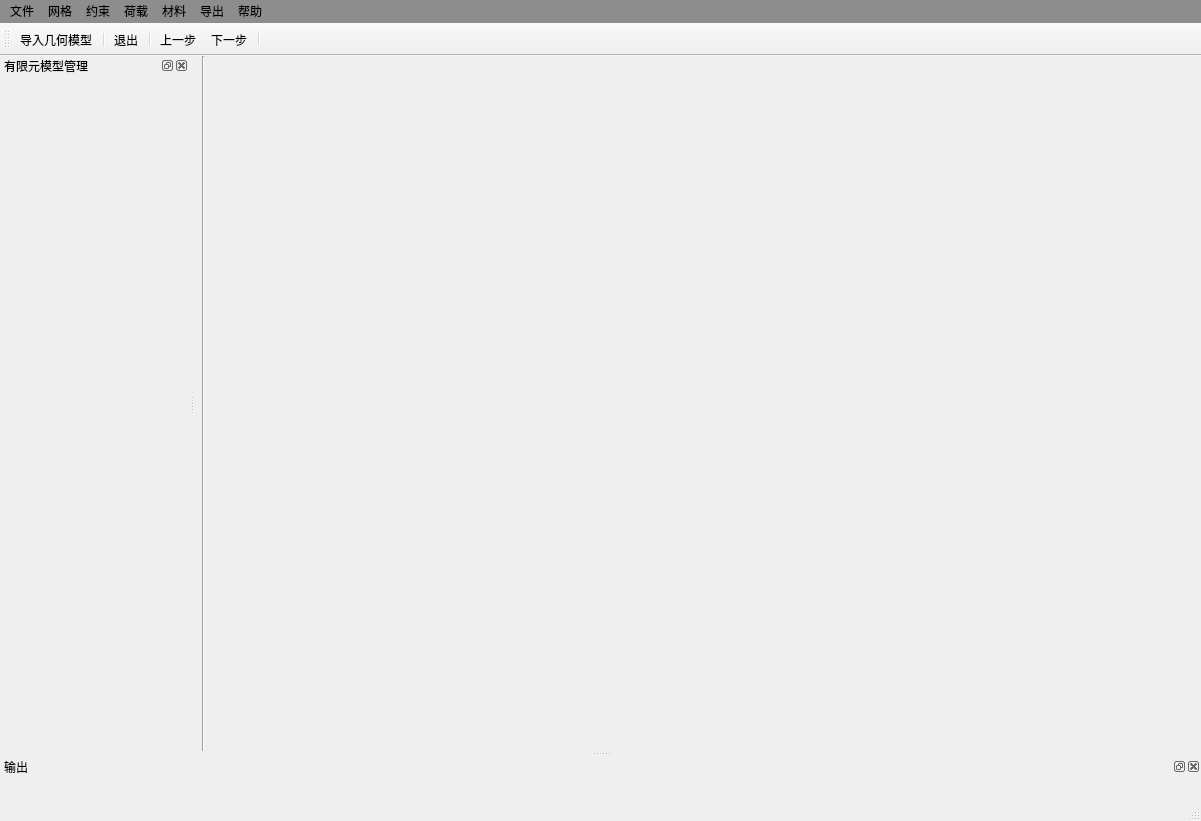
The window that finite/main.ui (suruomo/PyQT5) describes before a commit, drawn with Qt 5.
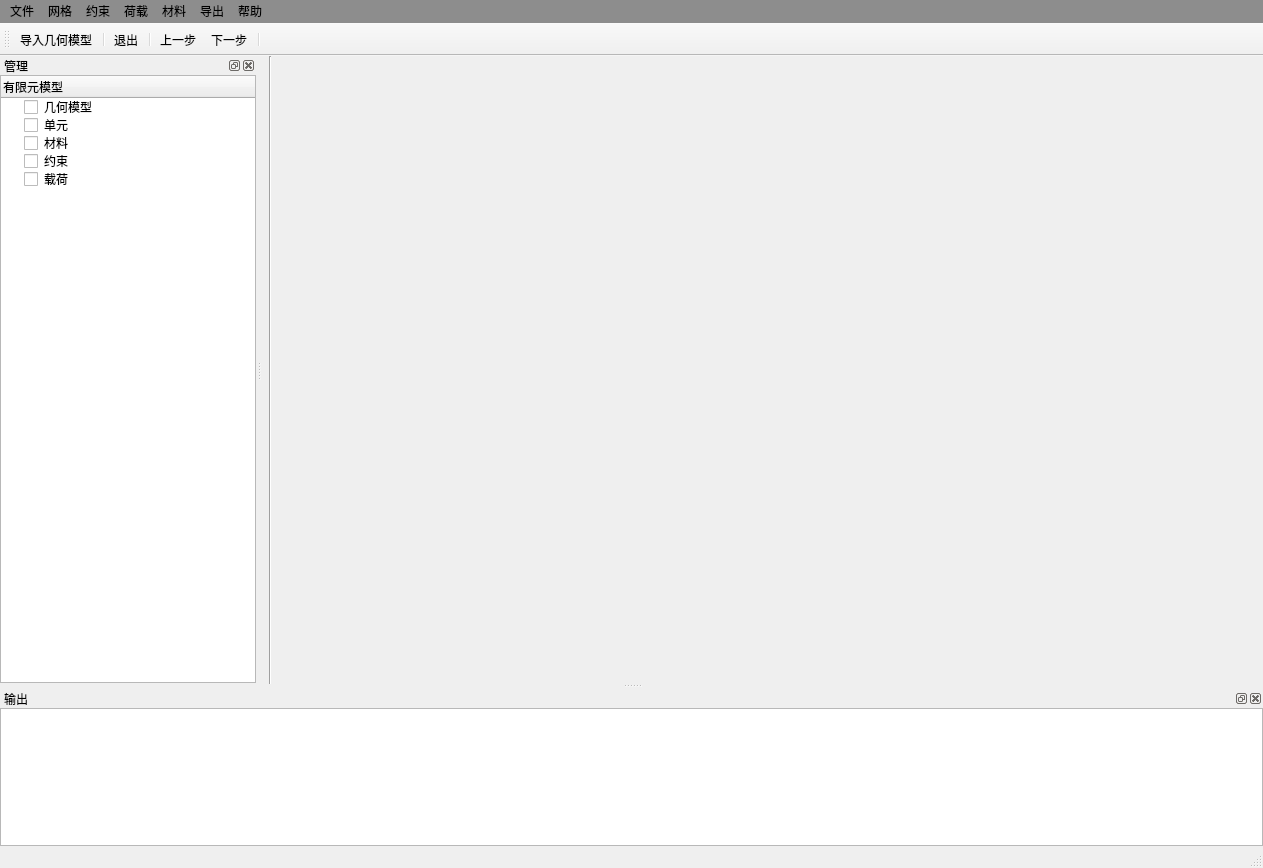
The same window after the commit. Icons and pictures are not drawn.

Commit message: 修改主界面

```diff
--- a/finite/main.ui
+++ b/finite/main.ui
@@ -6,27 +6,21 @@
    <rect>
     <x>0</x>
     <y>0</y>
-    <width>1201</width>
-    <height>821</height>
+    <width>1263</width>
+    <height>868</height>
    </rect>
   </property>
   <property name="minimumSize">
    <size>
-    <width>1201</width>
-    <height>821</height>
+    <width>1263</width>
+    <height>868</height>
    </size>
   </property>
   <property name="windowTitle">
    <string>有限元仿真建模系统</string>
   </property>
   <widget class="QWidget" name="centralwidget">
-   <property name="minimumSize">
-    <size>
-     <width>932</width>
-     <height>693</height>
-    </size>
-   </property>
-   <layout class="QHBoxLayout" name="horizontalLayout_2">
+   <layout class="QHBoxLayout" name="horizontalLayout_4">
     <property name="spacing">
      <number>0</number>
     </property>
@@ -43,19 +37,13 @@
      <number>0</number>
     </property>
     <item>
-     <layout class="QHBoxLayout" name="horizontalLayout">
-      <property name="spacing">
-       <number>3</number>
-      </property>
-      <property name="sizeConstraint">
-       <enum>QLayout::SetDefaultConstraint</enum>
-      </property>
+     <layout class="QHBoxLayout" name="horizontalLayout_2">
       <item>
        <widget class="Line" name="line">
         <property name="minimumSize">
          <size>
           <width>16</width>
-          <height>691</height>
+          <height>651</height>
          </size>
         </property>
         <property name="orientation">
@@ -67,8 +55,8 @@
        <widget class="QWidget" name="view_widget" native="true">
         <property name="minimumSize">
          <size>
-          <width>983</width>
-          <height>691</height>
+          <width>971</width>
+          <height>651</height>
          </size>
         </property>
         <property name="mouseTracking">
@@ -88,7 +76,7 @@
     <rect>
      <x>0</x>
      <y>0</y>
-     <width>1201</width>
+     <width>1263</width>
      <height>26</height>
     </rect>
    </property>
@@ -157,8 +145,8 @@
   <widget class="QDockWidget" name="dockWidget">
    <property name="minimumSize">
     <size>
-     <width>189</width>
-     <height>693</height>
+     <width>201</width>
+     <height>620</height>
     </size>
    </property>
    <property name="toolTip">
@@ -168,18 +156,91 @@
     <string/>
    </property>
    <property name="windowTitle">
-    <string>有限元模型管理</string>
+    <string>管理</string>
    </property>
    <attribute name="dockWidgetArea">
     <number>1</number>
    </attribute>
-   <widget class="QWidget" name="dockWidgetContents"/>
+   <widget class="QWidget" name="dockWidgetContents">
+    <layout class="QHBoxLayout" name="horizontalLayout">
+     <property name="spacing">
+      <number>0</number>
+     </property>
+     <property name="leftMargin">
+      <number>0</number>
+     </property>
+     <property name="topMargin">
+      <number>0</number>
+     </property>
+     <property name="rightMargin">
+      <number>0</number>
+     </property>
+     <property name="bottomMargin">
+      <number>0</number>
+     </property>
+     <item>
+      <widget class="QTreeWidget" name="treeWidget">
+       <property name="minimumSize">
+        <size>
+         <width>201</width>
+         <height>594</height>
+        </size>
+       </property>
+       <column>
+        <property name="text">
+         <string>有限元模型</string>
+        </property>
+       </column>
+       <item>
+        <property name="text">
+         <string>几何模型</string>
+        </property>
+        <property name="checkState">
+         <enum>Unchecked</enum>
+        </property>
+       </item>
+       <item>
+        <property name="text">
+         <string>单元</string>
+        </property>
+        <property name="checkState">
+         <enum>Unchecked</enum>
+        </property>
+       </item>
+       <item>
+        <property name="text">
+         <string>材料</string>
+        </property>
+        <property name="checkState">
+         <enum>Unchecked</enum>
+        </property>
+       </item>
+       <item>
+        <property name="text">
+         <string>约束</string>
+        </property>
+        <property name="checkState">
+         <enum>Unchecked</enum>
+        </property>
+       </item>
+       <item>
+        <property name="text">
+         <string>载荷</string>
+        </property>
+        <property name="checkState">
+         <enum>Unchecked</enum>
+        </property>
+       </item>
+      </widget>
+     </item>
+    </layout>
+   </widget>
   </widget>
   <widget class="QDockWidget" name="dockWidget_2">
    <property name="minimumSize">
     <size>
-     <width>1113</width>
-     <height>42</height>
+     <width>1246</width>
+     <height>157</height>
     </size>
    </property>
    <property name="windowTitle">
@@ -188,7 +249,35 @@
    <attribute name="dockWidgetArea">
     <number>8</number>
    </attribute>
-   <widget class="QWidget" name="dockWidgetContents_2"/>
+   <widget class="QWidget" name="dockWidgetContents_2">
+    <layout class="QHBoxLayout" name="horizontalLayout_3">
+     <property name="spacing">
+      <number>0</number>
+     </property>
+     <property name="leftMargin">
+      <number>0</number>
+     </property>
+     <property name="topMargin">
+      <number>0</number>
+     </property>
+     <property name="rightMargin">
+      <number>0</number>
+     </property>
+     <property name="bottomMargin">
+      <number>0</number>
+     </property>
+     <item>
+      <widget class="QTextBrowser" name="OutputBrowser">
+       <property name="minimumSize">
+        <size>
+         <width>1224</width>
+         <height>109</height>
+        </size>
+       </property>
+      </widget>
+     </item>
+    </layout>
+   </widget>
   </widget>
   <widget class="QToolBar" name="toolBar">
    <property name="windowTitle">
```
The commit also changes 1 other file.
